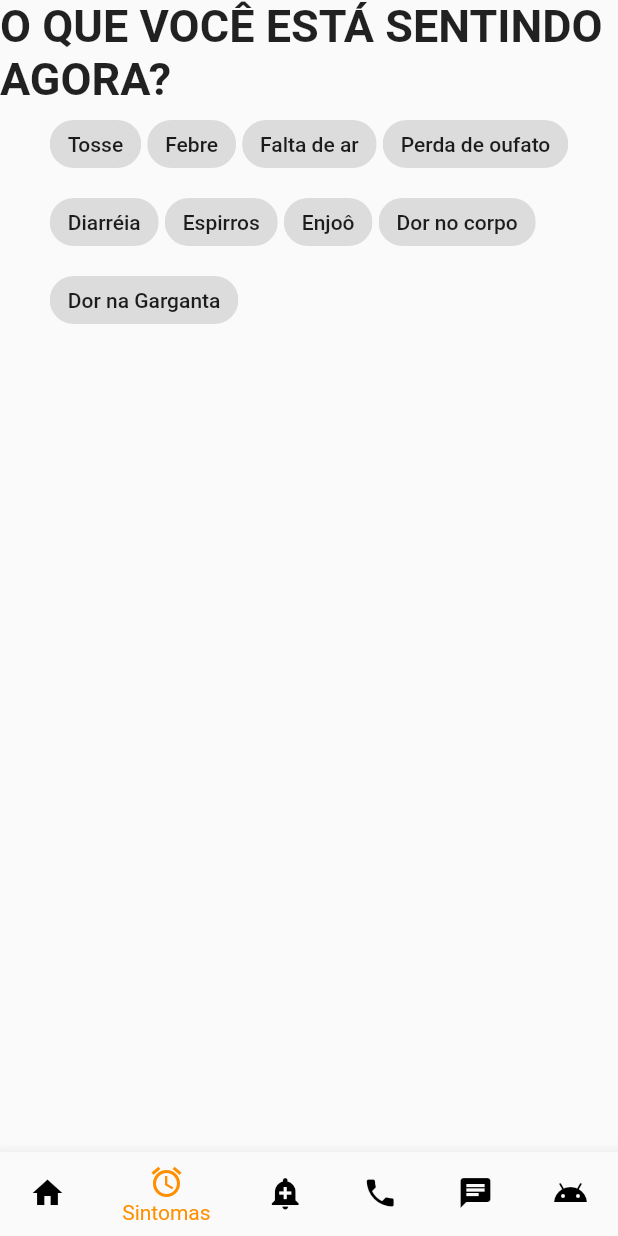
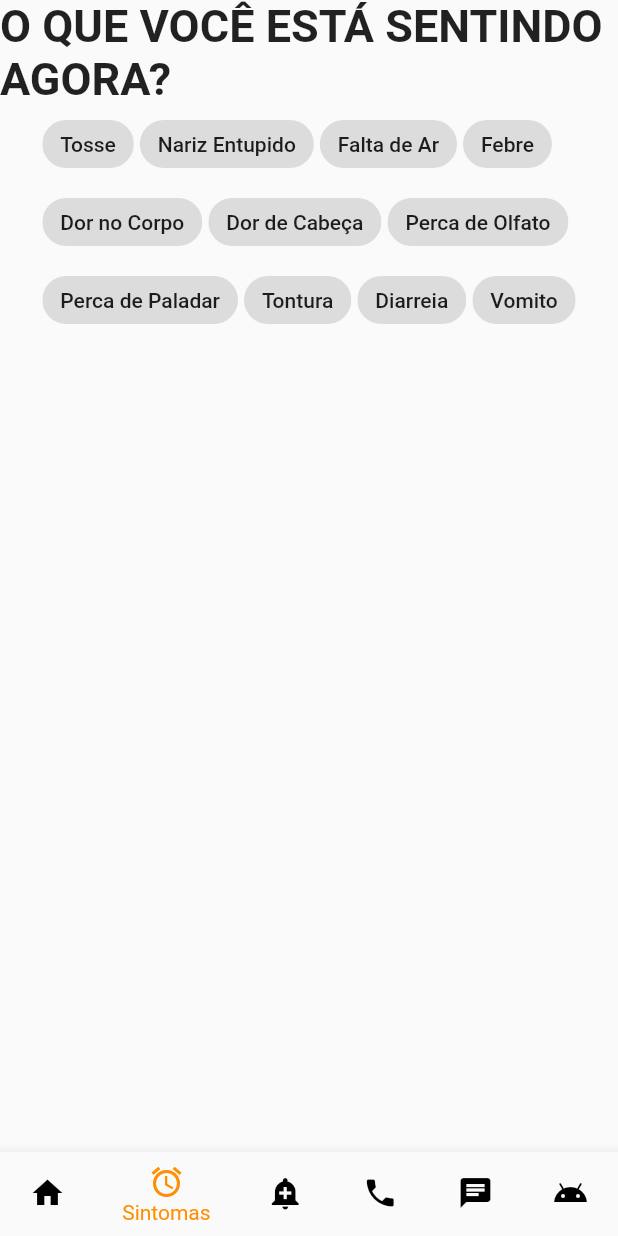
Before and after one commit to InfiniBrains/covid-app, a Flutter app: the AppBody screen opened by its route, item 2 of the bottom bar chosen, on a phone screen of 412 x 824 dp. Run offline on Flutter 3.47's test engine with Material 2 defaults, Android fonts, the phone set to English and light mode, and no system bars; our stand-ins replace geolocator; missing offline and left inert: cpfcnpj; network calls fail.

Commit message:
Made a type, started post symptoms function

```diff
--- a/lib/controllers/api.dart
+++ b/lib/controllers/api.dart
@@ -1,3 +1,4 @@
+import 'package:covidapp/models/form.dart';
 import 'package:http/http.dart' as http;
 import 'dart:convert';
 
@@ -38,4 +39,13 @@ class Request{
       return _jwt;
     }
   }
+  static Future<String> postSymptoms(SymptomsForm symptomsForm) async {
+    Map<String, bool> form = new Map();
+    form["dryCough"] = symptomsForm.dryCough;
+
+    var uri = "https://covid-the.herokuapp.com/form";
+    var res = await http.Client().post(Uri.encodeFull(uri), body: form);
+    print(res.body);
+
+  }
 }
--- a/lib/models/form.dart
+++ b/lib/models/form.dart
@@ -1,24 +1,24 @@
 class SymptomsForm {
-  bool fever;
-  bool dryCough;
-  bool productiveCough;
-  bool tiredness;
-  bool bodyAche;
-  bool headAche;
-  bool dizziness;
-  bool diarrhea;
-  bool nausea;
-  bool vomit;
-  bool smell;
-  bool taste;
-  bool shortOfBreath;
-  bool stuffyNose;
-  bool throatProblems;
-  bool exposed;
-  int daysWithSymptoms;
-  int heartRate;
-  int breathRate;
-  int feverDuration;
+  bool fever = false;
+  bool dryCough = false;
+  bool productiveCough = false;
+  bool tiredness = false;
+  bool bodyAche = false;
+  bool headAche = false;
+  bool dizziness = false;
+  bool diarrhea = false;
+  bool nausea = false;
+  bool vomit = false;
+  bool smell = false;
+  bool taste = false;
+  bool shortOfBreath = false;
+  bool stuffyNose = false;
+  bool throatProblems = false;
+  bool exposed = false;
+  int daysWithSymptoms = 0;
+  int heartRate = 0;
+  int breathRate = 0;
+  int feverDuration = 0;
   SymptomsForm({this.fever, this.dryCough, this.productiveCough, this.tiredness,
   this.bodyAche, this.headAche, this.dizziness, this.diarrhea, this.nausea,
   this.vomit, this.smell, this.taste, this.shortOfBreath, this.stuffyNose,
--- a/lib/models/user.dart
+++ b/lib/models/user.dart
@@ -10,11 +10,9 @@ class User {
   String city = '';
   String zip = '';
   List coordinates = [];
-  Object location = {
-    "type": "point",
-  };
+  String type = 'point';
   List<String> reportList = [
-    "Tosse",
+    "dryCough",
     "Febre",
     "Falta de ar",
     "Perda de oufato",
--- a/lib/views/appBody.dart
+++ b/lib/views/appBody.dart
@@ -1,4 +1,5 @@
 import 'dart:developer';
+import 'dart:math';
 
 import 'package:covidapp/controllers/routes.dart';
 import 'package:covidapp/models/form.dart';
@@ -13,13 +14,12 @@ class AppBody extends StatefulWidget {
 
 class _AppBody extends State<AppBody> {
   bool isSelected = false;
+
   // List for choice chips
 
   List<String> selectedChoices = List();
 
-  SymptomsForm symptoms;
-
-  Map<String, dynamic> symptomsPost = Map();
+  SymptomsForm symptoms = new SymptomsForm();
 
   int _selectedIndex = 0;
   static const TextStyle optionStyle =
@@ -30,7 +30,36 @@ class _AppBody extends State<AppBody> {
       _selectedIndex = index;
     });
   }
+  sintomas() {
+    symptoms.dryCough = sint['Tosse'];
+    symptoms.fever = sint['Febre'];
+    symptoms.stuffyNose = sint['Nariz Entupido'];
+    symptoms.shortOfBreath = sint['Falta de Ar'];
+    symptoms.bodyAche = sint['Dor no Corpo'];
+    symptoms.headAche = sint['Dor de Cabeça'];
+    symptoms.smell = sint['Perca de Olfato'];
+    symptoms.taste = sint['Perca de Paladar'];
+    symptoms.dizziness = sint['Tontura'];
+    symptoms.diarrhea = sint['Diarreia'];
+    symptoms.vomit = sint['Vomito'];
 
+  }
+
+  List<bool> test = [true, false];
+  Map<String,bool> sint = {
+    'Tosse': false,
+    'Nariz Entupido': false,
+    'Falta de Ar': false,
+    'Febre': false,
+    'Dor no Corpo': false,
+    'Dor de Cabeça': false,
+    'Perca de Olfato': false,
+    'Perca de Paladar': false,
+    'Tontura': false,
+    'Diarreia': false,
+    'Vomito': false,
+
+  };
 
   @override
   Widget build(BuildContext context) {
@@ -82,25 +111,27 @@ class _AppBody extends State<AppBody> {
           style: optionStyle,
         ),
       ),
-        Wrap(
+      Wrap(
         children: _buildChoiceList(),
-    )
+          ),
     ]);
   }
   _buildChoiceList() {
     List<Widget> choices = List();
-    User().reportList.forEach((item) {
+    sint.forEach((k,v) {
       choices.add(Container(
         padding: const EdgeInsets.all(2.0),
         child: ChoiceChip(
-          label: Text(item),
-          selected: selectedChoices.contains(item),
+          label: Text('${k}'),
+          selected: selectedChoices.contains('${k}'),
           onSelected: (selected) {
             setState(() {
-              selectedChoices.contains(item)
-                  ? selectedChoices.remove(item)
-                  : selectedChoices.add(item);
-              print(item);
+              selectedChoices.contains('${k}')
+                  ? selectedChoices.remove('${k}')
+                  : selectedChoices.add('${k}');
+              sint['${k}'] = selected;
+              sintomas();
+              print(sint);
             });
           },
         ),
--- a/lib/views/register.dart
+++ b/lib/views/register.dart
@@ -23,7 +23,6 @@ class _RegisterState extends State<Register> {
     _user.coordinates.add(currentLocation.latitude);
     _user.coordinates.add(currentLocation.longitude);
     print(_user.coordinates);
-    print(_user.location);
   }
 
   @override
```
Also changed, not shown: 1 other file.
